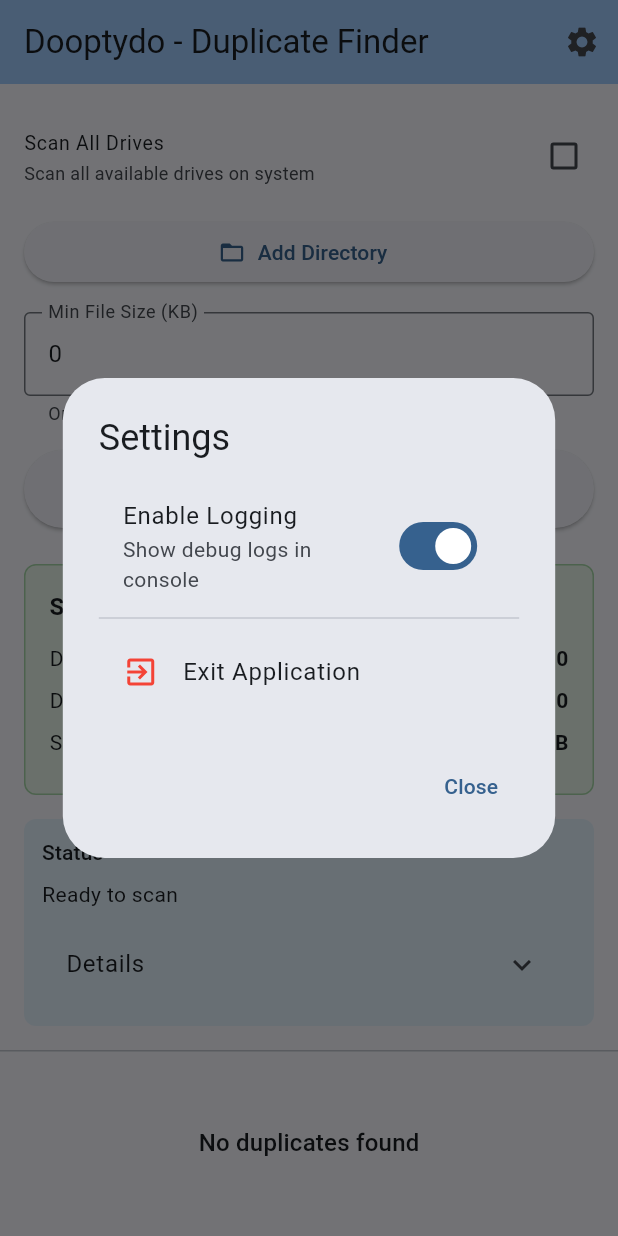
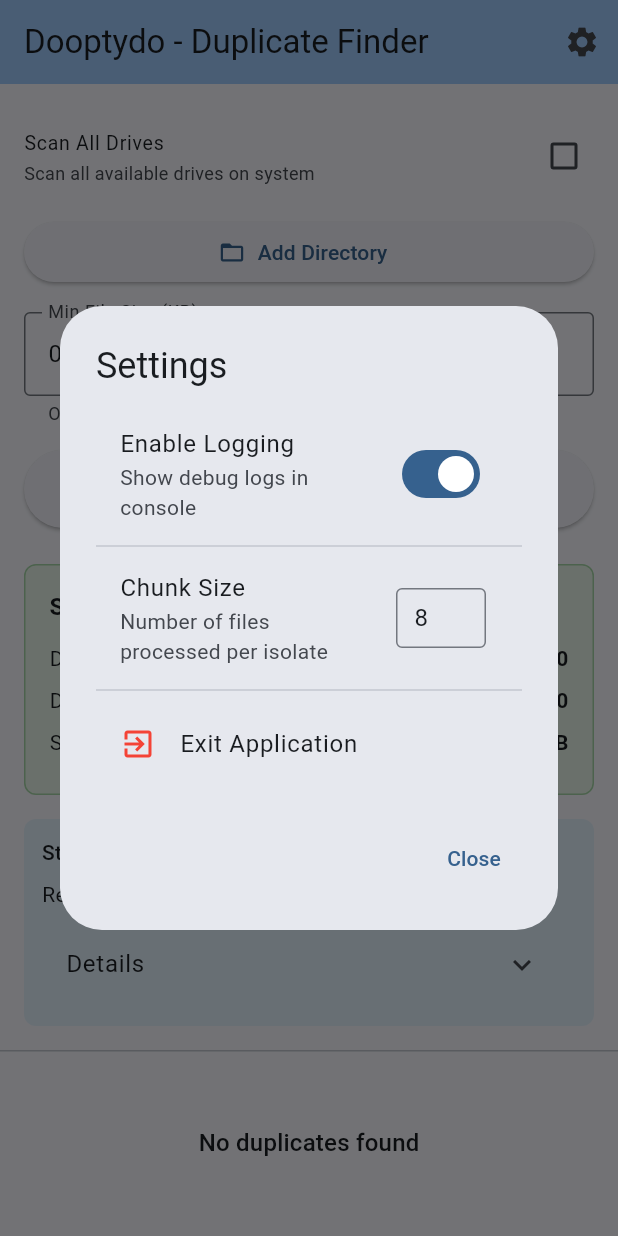
Before and after one commit to 3wcircus/utils, a Flutter app: the screen it shows after launch, after a tap on the "settings" icon, on a phone screen of 412 x 824 dp. Run offline on Flutter 3.47's test engine with Material 3 defaults, Android fonts, the phone set to English and light mode, and no system bars; our stand-ins replace args, file_picker, permission_handler, talker_flutter.

Commit message:
config chunk size

```diff
--- a/dooptydo/lib/screens/home_screen.dart
+++ b/dooptydo/lib/screens/home_screen.dart
@@ -242,6 +242,9 @@
   }
 
   void _showSettingsDialog() {
+    final chunkSizeController = TextEditingController(
+      text: _finderService.chunkSize.toString(),
+    );
     showDialog(
       context: context,
       builder: (context) => AlertDialog(
@@ -263,6 +266,34 @@
                       AppLogger.info('Logging enabled');
                     }
                   },
+                ),
+                const Divider(),
+                ListTile(
+                  title: const Text('Chunk Size'),
+                  subtitle: const Text('Number of files processed per isolate'),
+                  trailing: SizedBox(
+                    width: 60,
+                    child: TextField(
+                      controller: chunkSizeController,
+                      keyboardType: TextInputType.number,
+                      decoration: const InputDecoration(
+                        isDense: true,
+                        contentPadding: EdgeInsets.symmetric(
+                          vertical: 8,
+                          horizontal: 8,
+                        ),
+                        border: OutlineInputBorder(),
+                      ),
+                      onChanged: (value) {
+                        final parsed = int.tryParse(value);
+                        if (parsed != null && parsed > 0) {
+                          setDialogState(() {
+                            _finderService.chunkSize = parsed;
+                          });
+                        }
+                      },
+                    ),
+                  ),
                 ),
                 const Divider(),
                 ListTile(
--- a/dooptydo/lib/services/duplicate_finder_service.dart
+++ b/dooptydo/lib/services/duplicate_finder_service.dart
@@ -30,6 +30,9 @@
   // Callback for progress updates
   Function(String)? onStatusUpdate;
   Function(double)? onProgressUpdate;
+
+  // Chunk size for parallel hashing
+  int chunkSize = 8;
 
   // Known directories that should be skipped (case-insensitive)
   static final List<String> _skipDirectories = [
@@ -324,7 +327,6 @@
     bool fullHash,
     void Function(double) onProgress,
   ) async {
-    final chunkSize = 8; // Number of files per isolate
     final chunks = <List<FileEntry>>[];
     for (var i = 0; i < files.length; i += chunkSize) {
       chunks.add(
```
